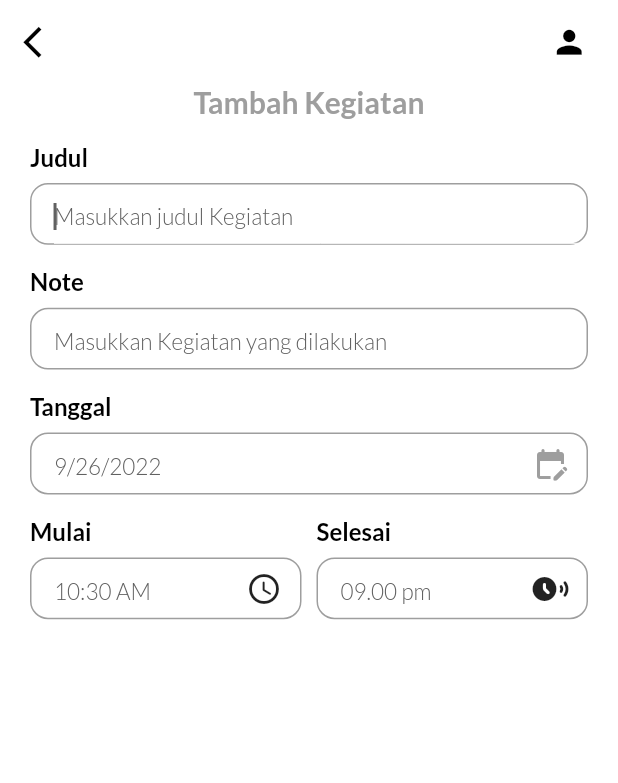
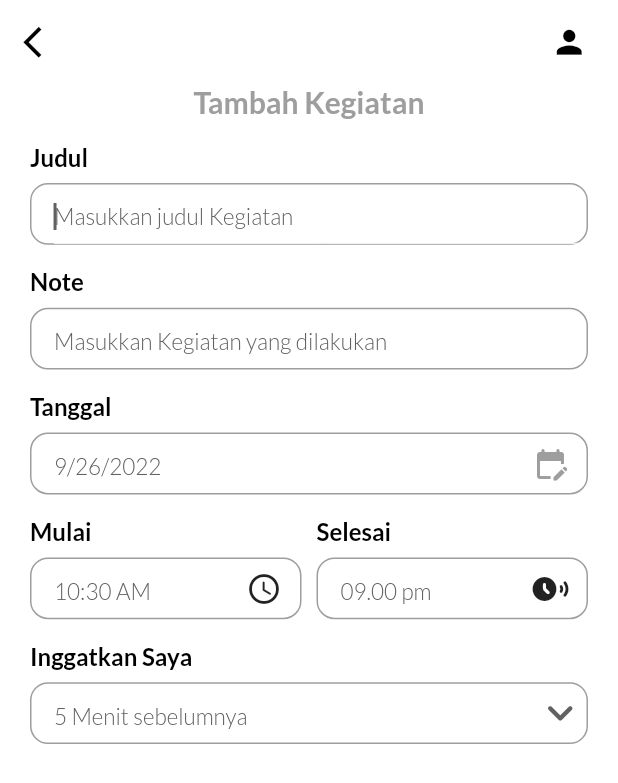
Before and after one commit to arigafiandanu/TodoApp, a Flutter app: the AddTaskUi screen opened directly, on a phone screen of 412 x 824 dp. Shown: the top 783 px of the screen. Run offline on Flutter 3.47's test engine with Material 2 defaults, Android fonts, the phone set to English and light mode, and no system bars; our stand-ins replace date_picker_timeline, flutter_local_notifications, get, get_storage, google_fonts, timezone; accounts and stored records are empty.

Commit message:
add remindlist

```diff
--- a/lib/services/datepicker_service.dart
+++ b/lib/services/datepicker_service.dart
@@ -10,6 +10,9 @@ class DatePickerService extends GetxController {
 
   var selectTimeNow = DateFormat("hh:mm a").format(DateTime.now()).toString();
   var selectTime = DateFormat("hh:mm a").format(DateTime.now()).toString();
+
+  RxInt ingkatkanSaya = 5.obs;
+  List<int> listIngatkanSaya = [5, 10, 15, 30, 60];
 
   void getdatepicker() async {
     DateTime? pickdate = await showDatePicker(
--- a/lib/ui/addTask_ui.dart
+++ b/lib/ui/addTask_ui.dart
@@ -114,6 +114,32 @@
                   )
                 ],
               ),
+              Obx(
+                () => TextFormW(
+                  title: "Inggatkan Saya",
+                  hint: "${datepickS.ingkatkanSaya.value} Menit sebelumnya",
+                  controller: null,
+                  widget: DropdownButton(
+                    icon: Icon(
+                      Icons.keyboard_arrow_down_rounded,
+                    ),
+                    iconSize: 35,
+                    elevation: 4,
+                    underline: Container(
+                      height: 0,
+                    ),
+                    items: datepickS.listIngatkanSaya.map((e) {
+                      return DropdownMenuItem(
+                        value: e.toString(),
+                        child: Text(e.toString()),
+                      );
+                    }).toList(),
+                    onChanged: (String? newValue) {
+                      datepickS.ingkatkanSaya.value = int.parse(newValue!);
+                    },
+                  ),
+                ),
+              )
             ],
           ),
         ),
```
